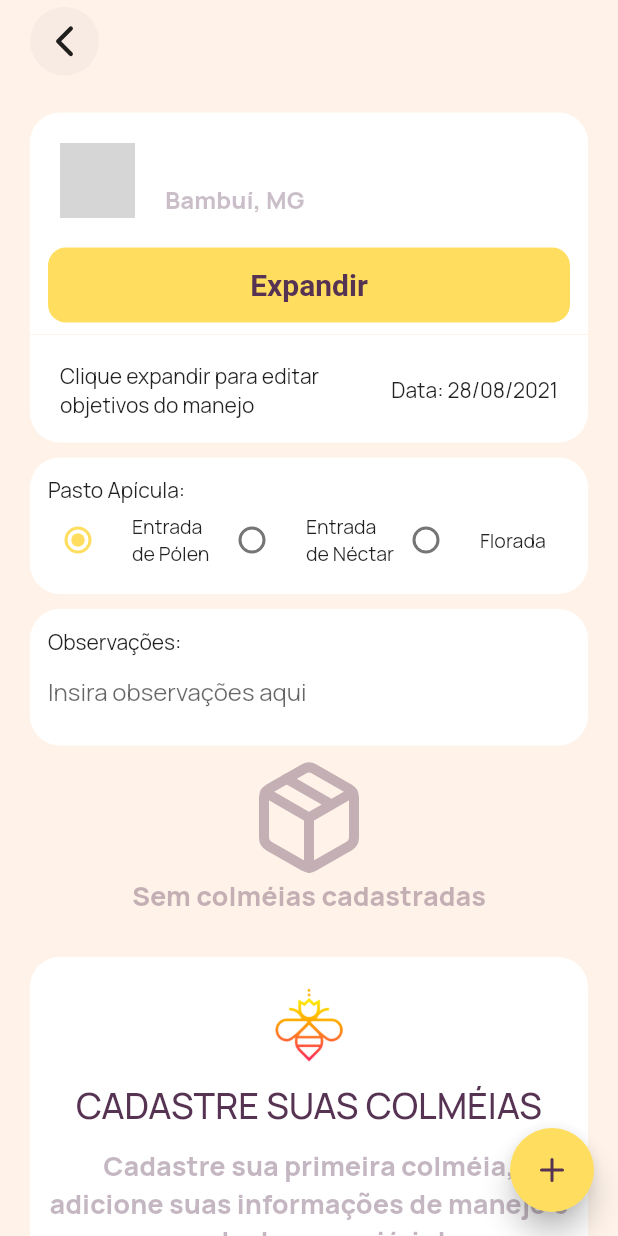
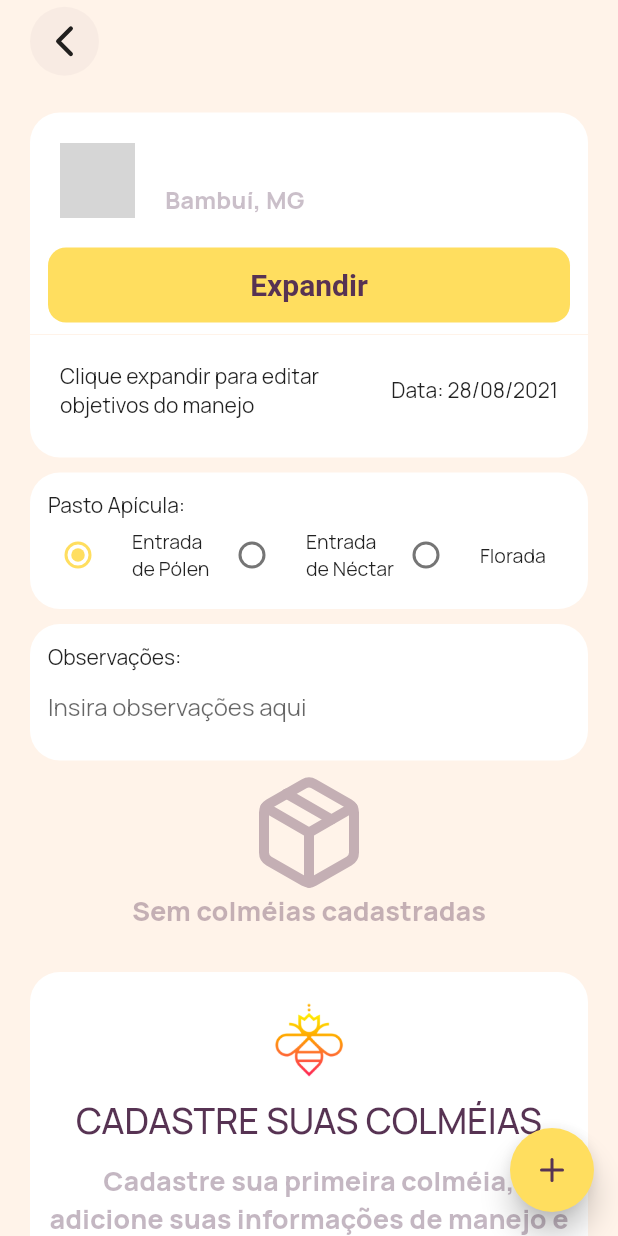
Before and after one commit to joaovvrodrigues/beecontrol, a Flutter app: the ControlSheetPage screen opened directly with empty values, on a phone screen of 412 x 824 dp. Run offline on Flutter 3.47's test engine with Material 2 defaults, Android fonts, the phone set to English and light mode, and no system bars; our stand-ins replace animated_bottom_navigation_bar, brasil_fields, flutter_feather_icons, flutter_spinkit, flutter_staggered_animations, hive and 5 more; missing offline and left inert: webfeed; accounts and stored records are empty; network calls fail; grey boxes are pictures that could not be loaded.

Commit message:
fix itemHeight + Text

```diff
--- a/lib/pages/control_sheet/widgets/goals_card.dart
+++ b/lib/pages/control_sheet/widgets/goals_card.dart
@@ -45,7 +45,7 @@ class _GoalsApiaryCardState extends State<GoalsApiaryCard> {
         ),
         child: AnimatedContainer(
             duration: Duration(milliseconds: 400),
-            height: expanded ? 600 : 220,
+            height: expanded ? 600 : (230 + (widget.report.resume.length * 3)),
             curve: Curves.ease,
             child: ListView(
               children: [
@@ -110,9 +110,14 @@ class _GoalsApiaryCardState extends State<GoalsApiaryCard> {
                       Flexible(
                         child: Text(expanded
                             ? 'Objetivos do Manejo:'
-                            : 'Clique expandir para editar objetivos do manejo'),
+                            : widget.report.resume.isEmpty
+                                ? 'Clique expandir para editar objetivos do manejo'
+                                : widget.report.resume
+                                    .toString()
+                                    .replaceAll(RegExp(r"[\[\]']"), '')),
                       ),
-                      Text('Data: ${UtilData.obterDataDDMMAAAA(widget.report.date ?? DateTime.now())}'),
+                      Text(
+                          'Data: ${UtilData.obterDataDDMMAAAA(widget.report.date ?? DateTime.now())}'),
                     ],
                   ),
                 ),
```
